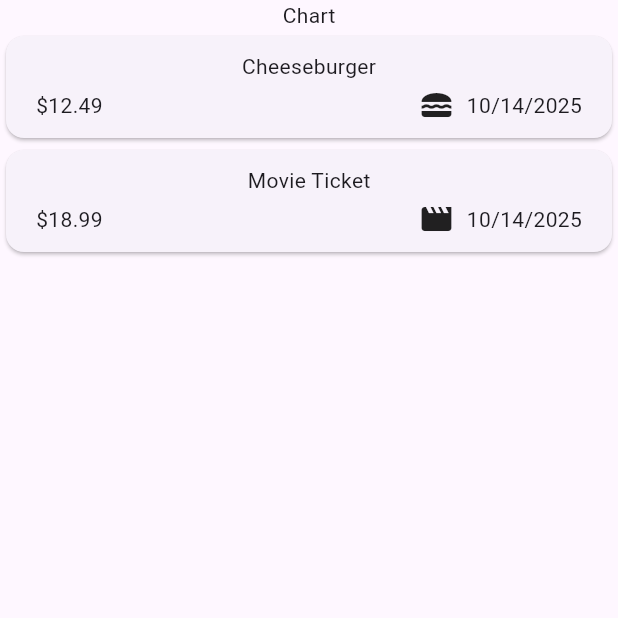
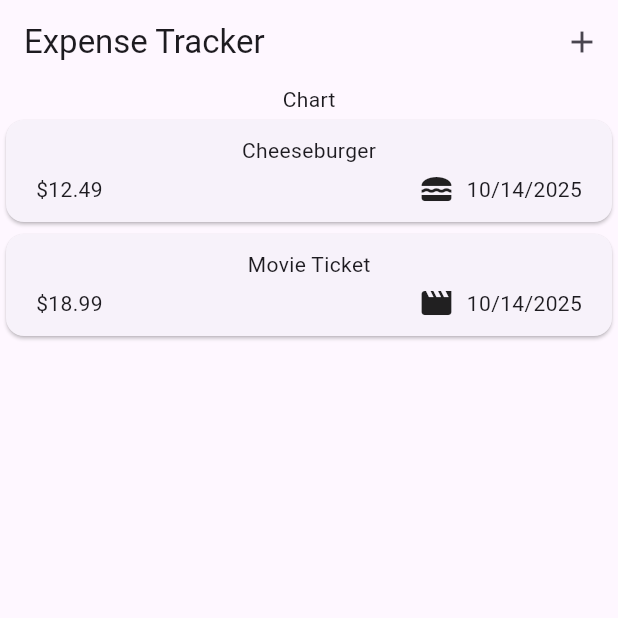
Before and after one commit to Jasonl145/expense_tracker, a Flutter app: the screen it shows after launch, on a phone screen of 412 x 824 dp, the top half of it. Run offline on Flutter 3.47's test engine with Material 3 defaults, Android fonts, the phone set to English and light mode, and no system bars.

Commit message:
Added appBar

```diff
--- a/lib/expenses.dart
+++ b/lib/expenses.dart
@@ -29,6 +29,15 @@ class _ExpensesStates extends State<Expenses> {
   @override
   Widget build(BuildContext context) {
     return Scaffold(
+      appBar: AppBar(
+        title: const Text("Expense Tracker"),
+        actions: [
+          IconButton(
+            onPressed: () {},
+            icon: const Icon(Icons.add)
+          ),
+        ],
+      ),
       body: Column(
         children: [
           Text("Chart"),
```
